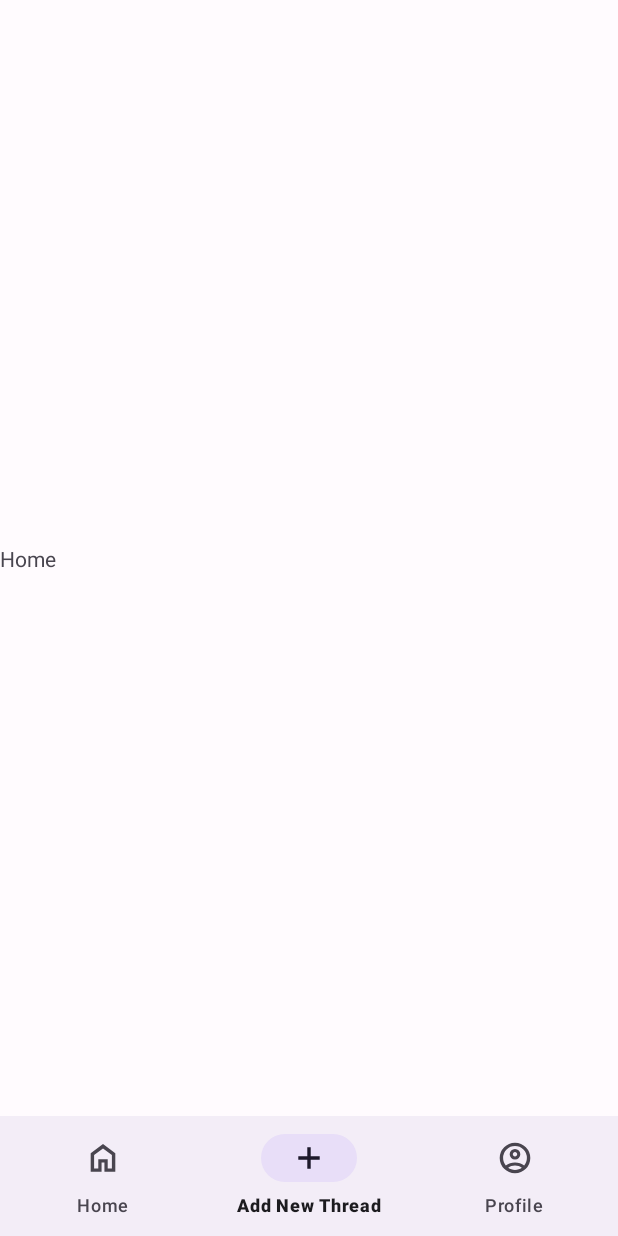
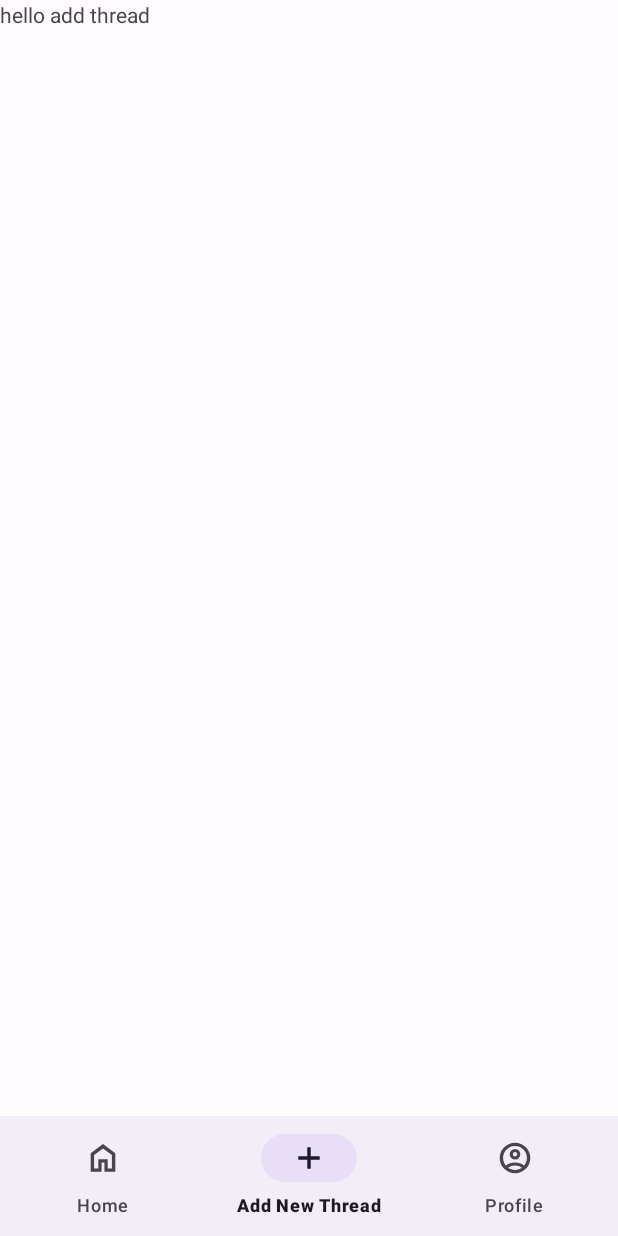
Before and after one commit to C23-PS376/SpeakSure_MobileApps, an Android app: the HomepageActivity screen opened directly, with no data from a screen before it, item 2 of the bottom bar chosen, on a phone screen of 412 x 824 dp. Run offline under Robolectric (Android 15) with nearby library versions, the phone set to English and light mode, and no system bars; our stand-ins replace navigation-ui.

Commit message:
update bottomnavigation

```diff
--- a/app/src/main/java/com/example/speaksure_capstone/dashboard/HomepageActivity.kt
+++ b/app/src/main/java/com/example/speaksure_capstone/dashboard/HomepageActivity.kt
@@ -1,16 +1,11 @@
 package com.example.speaksure_capstone.dashboard
 
-import android.content.Context
-import android.content.Intent
 import android.os.Bundle
 import androidx.appcompat.app.AppCompatActivity
 import androidx.navigation.fragment.NavHostFragment
 import androidx.navigation.ui.setupWithNavController
 import com.example.speaksure_capstone.R
-import com.example.speaksure_capstone.addthread.AddThreadActivity
 import com.example.speaksure_capstone.databinding.ActivityHomepageBinding
-import com.example.speaksure_capstone.login.MainActivity
-import com.example.speaksure_capstone.profile.ProfileActivity
 
 class HomepageActivity : AppCompatActivity() {
     private lateinit var binding: ActivityHomepageBinding
@@ -20,33 +15,28 @@ class HomepageActivity : AppCompatActivity() {
         binding = ActivityHomepageBinding.inflate(layoutInflater)
         setContentView(binding.root)
 
-        /*val navHostFragment = supportFragmentManager.findFragmentById(R.id.nav_host_fragment) as NavHostFragment
+        val navHostFragment = supportFragmentManager.findFragmentById(R.id.nav_host_fragment) as NavHostFragment
         val navController = navHostFragment.navController
 
 
         val bottomNavigationView = binding.bottomNavigation
 
-        bottomNavigationView.setupWithNavController(navController)*/
+        bottomNavigationView.setupWithNavController(navController)
 
         binding.bottomNavigation.setOnItemSelectedListener{ item ->
             when(item.itemId) {
                 R.id.home_nav -> {
-                    /*navController.navigate(R.id.navigation_home)*/
-                    val homeIntent = Intent(this@HomepageActivity, HomeActivity::class.java)
-                    startActivity(homeIntent)
-                    overridePendingTransition(0,0)
+                    navController.navigate(R.id.navigation_home)
+
                     true
                 }
                 R.id.add_nav -> {
-                    /*navController.navigate(R.id.navigation_add_thread)*/
-                    val addIntent = Intent(this@HomepageActivity, AddThreadActivity::class.java)
-                    startActivity(addIntent)
+                    navController.navigate(R.id.navigation_add_thread)
+
                     true
                 }
                 R.id.profile_nav -> {
-                    /*navController.navigate(R.id.navigation_profile)*/
-                    val profileIntent = Intent(this@HomepageActivity, ProfileActivity::class.java)
-                    startActivity(profileIntent)
+                    navController.navigate(R.id.navigation_profile)
                     true
                 }
                 else -> false
--- a/app/src/main/res/layout/activity_homepage.xml
+++ b/app/src/main/res/layout/activity_homepage.xml
@@ -6,15 +6,6 @@
     android:layout_height="wrap_content"
     android:orientation="vertical"
     tools:ignore="ExtraText">
-
-    <TextView
-        android:layout_width="match_parent"
-        android:layout_height="wrap_content"
-        android:text="@string/home"
-        app:layout_constraintBottom_toTopOf="@+id/bottom_navigation"
-        app:layout_constraintEnd_toEndOf="parent"
-        app:layout_constraintStart_toStartOf="parent"
-        app:layout_constraintTop_toTopOf="parent" />
 
 
 
@@ -28,17 +19,9 @@
         app:layout_constraintStart_toStartOf="parent"
         app:menu="@menu/bottom_navigation_menu" />
 
-    <!--<FrameLayout
-        android:id="@+id/nav_host_fragment"
-        android:layout_width="match_parent"
-        android:layout_height="0dp"
-        android:layout_weight="1"
-        app:layout_constraintBottom_toTopOf="@+id/bottom_navigation"
-        app:layout_constraintEnd_toEndOf="parent"
-        app:layout_constraintStart_toStartOf="parent"
-        app:layout_constraintTop_toTopOf="parent" />-->
 
-    <!--<androidx.fragment.app.FragmentContainerView
+
+    <androidx.fragment.app.FragmentContainerView
         android:id="@+id/nav_host_fragment"
         android:name="androidx.navigation.fragment.NavHostFragment"
         android:layout_width="match_parent"
@@ -49,7 +32,7 @@
         app:layout_constraintRight_toRightOf="parent"
         app:layout_constraintTop_toTopOf="parent"
         app:navGraph="@navigation/mobile_navigation"
-        tools:layout="@layout/fragment_home" />-->
+        tools:layout="@layout/fragment_home" />
 
 
 
--- a/app/src/main/res/navigation/mobile_navigation.xml
+++ b/app/src/main/res/navigation/mobile_navigation.xml
@@ -6,7 +6,7 @@
     app:startDestination="@+id/navigation_home">
 
 
-    <!--<fragment
+    <fragment
         android:id="@+id/navigation_home"
         android:name="com.example.speaksure_capstone.dashboard.HomeFragment"
         android:label="@string/home"
@@ -22,26 +22,10 @@
         android:id="@+id/navigation_profile"
         android:name="com.example.speaksure_capstone.profile.ProfileFragment"
         android:label="@string/profile"
-        tools:layout="@layout/fragment_profile" />-->
-
-    <activity
-        android:id="@+id/navigation_home"
-        android:name="com.example.speaksure_capstone.dashboard.HomeFragment"
-        android:label="@string/home"
-        tools:layout="@layout/activity_home"/>
-
-    <activity
-        android:id="@+id/navigation_add_thread"
-        android:name="com.example.speaksure_capstone.addthread.AddThreadFragment"
-        android:label="@string/add_new_thread"
-        tools:layout="@layout/activity_add_thread" />
-
-    <activity
-        android:id="@+id/navigation_profile"
-        android:name="com.example.speaksure_capstone.profile.ProfileFragment"
-        android:label="@string/profile"
         tools:layout="@layout/fragment_profile" />
 
 
 
+
+
 </navigation>
```
Also changed, not shown: app/build.gradle (+14 -10 lines), app/src/main/java/com/example/speaksure_capstone/addthread/AddThreadActivity.kt (deleted, +0 -16 lines), app/src/main/java/com/example/speaksure_capstone/dashboard/HomeActivity.kt (deleted, +0 -15 lines), app/src/main/java/com/example/speaksure_capstone/profile/ProfileActivity.kt (deleted, +0 -14 lines).
